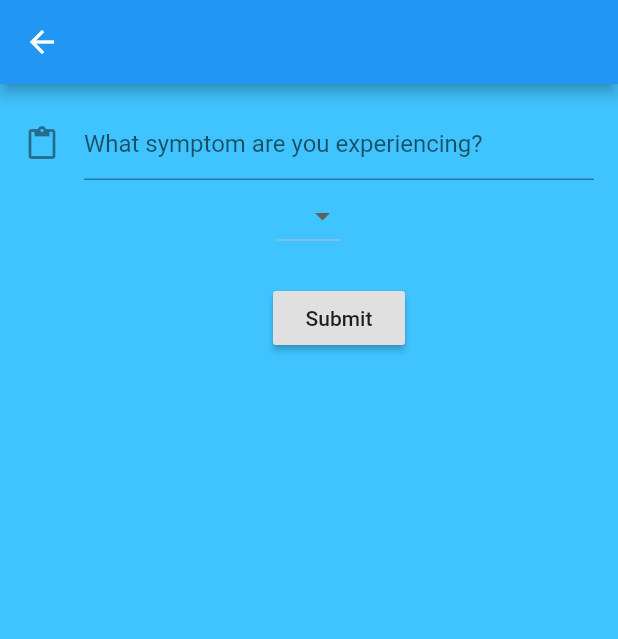
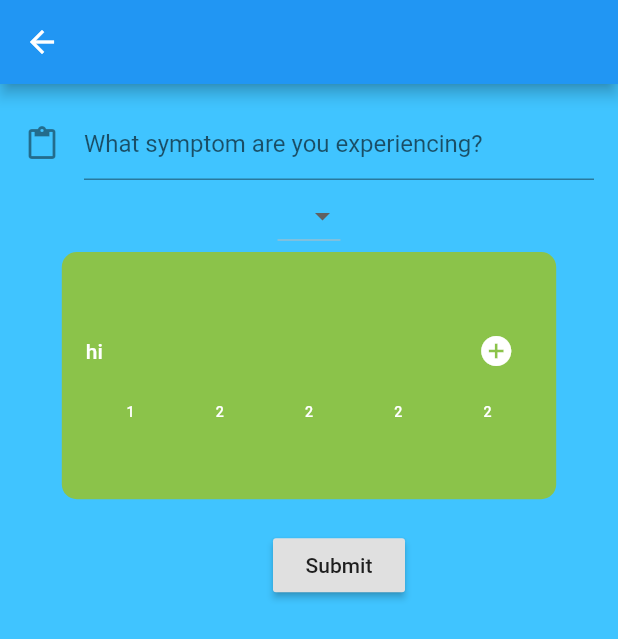
Before and after one commit to RaiMunoz/Cancer_patient_symptom_app, a Flutter app: the diary_symptoms screen opened directly, after a tap on "Submit", on a phone screen of 412 x 824 dp. Shown: the top 639 px of the screen. Run offline on Flutter 3.47's test engine with Material 2 defaults, Android fonts, the phone set to English and light mode, and no system bars; our stand-ins replace font_awesome_flutter, image_picker; missing offline and left inert: flutter_circular_chart; network calls fail.

Commit message:
Basic add symptom button without actual functionality, still need to work out sizing and visibility. Has old forms for database testing

```diff
--- a/vita/lib/pages/diary/add_information.dart
+++ b/vita/lib/pages/diary/add_information.dart
@@ -1,7 +1,7 @@
 import 'package:flutter/material.dart';
 import '../diary/add_diary_entry_widget.dart';
 import './diary_button.dart';
-import './diary_symptoms.dart';
+import 'symptoms/diary_symptoms.dart';
 
 
 class AddInformation extends StatelessWidget {
--- a/vita/lib/pages/diary/diary_symptoms.dart
+++ /dev/null
@@ -1,87 +0,0 @@
-import 'package:flutter/material.dart';
-import 'package:flutter/services.dart';
-import 'dart:async';
-import 'package:intl/intl.dart';
-
-import 'symptom_entry.dart';
-import 'contact_service_symptom.dart';
-
-
-// Inspired from https://codingwithjoe.com/building-forms-with-flutter/
-class diary_symptoms extends StatefulWidget {
-  diary_symptoms();
-
-  @override
-  _diary_symptoms createState() => new _diary_symptoms();
-}
-
-class _diary_symptoms extends State<diary_symptoms> {
-  final GlobalKey<ScaffoldState> scaffoldKey = new GlobalKey<ScaffoldState>();
-  final GlobalKey<FormState> formKey = new GlobalKey<FormState>();
-  List<int> severity_list = <int>[1, 2, 3, 4, 5, 6, 7, 8, 9, 10];
-  int severity = null;
-  symptom_entry entry = new symptom_entry();
-
- void submitForm() {
-    final FormState form = formKey.currentState;
-
-    form.save();
-    entry.time = DateTime.now();
-    var contactService = new ContactServiceSymptom();
-    contactService.createSymptomEntry(entry);
-    print('Created entry: \nSymptom name: ' + entry.symptom_name +
-        '\nSeverity: ' + entry.severity.toString() +
-        '\nTime: ' + DateFormat.yMd().add_jm().format(entry.time));
-  }
-
-  @override
-  Widget build(BuildContext context) {
-    return new Scaffold(
-      key: scaffoldKey,
-      appBar: AppBar(),
-      body:
-      new Form(
-        key: formKey,
-        child: new ListView(
-          padding: const EdgeInsets.symmetric(horizontal: 16.0, vertical: 16.0),
-          children: <Widget>[
-            new Column(
-              mainAxisAlignment: MainAxisAlignment.end,
-              children: <Widget>[
-                new TextFormField(
-                  decoration: const InputDecoration(
-                    icon: const Icon(Icons.content_paste),
-                    hintText: 'What symptom are you experiencing?',
-                  ),
-                  onSaved: (val) => entry.symptom_name = val,
-                ),
-                new DropdownButton<int>(
-                  value: severity,
-                  items: severity_list.map((int value) {
-                    return new DropdownMenuItem<int>(
-                      value: value,
-                      child: new Text(value.toString()),
-                    );
-                  }).toList(),
-                  onChanged: (val) {
-                    setState(() {
-                      entry.severity = val;
-                      severity = val;
-                    });
-                  }
-                ),
-                new Container(
-                  padding: EdgeInsets.only(left: 40.0, top: 20.0),
-                  child: new RaisedButton(
-                    child: const Text('Submit'),
-                    onPressed: submitForm,
-                  )
-                ),
-              ],
-            ),
-          ]
-        ),
-      ),
-    );
-  }
-}
--- /dev/null
+++ b/vita/lib/pages/diary/symptoms/diary_symptoms.dart
@@ -0,0 +1,95 @@
+import 'package:flutter/material.dart';
+import 'package:flutter/services.dart';
+import 'dart:async';
+import 'package:intl/intl.dart';
+
+import 'symptom_button.dart';
+import 'symptom_entry.dart';
+import 'contact_service_symptom.dart';
+
+
+// Inspired from https://codingwithjoe.com/building-forms-with-flutter/
+class diary_symptoms extends StatefulWidget {
+  diary_symptoms();
+
+  @override
+  _diary_symptoms createState() => new _diary_symptoms();
+}
+
+class _diary_symptoms extends State<diary_symptoms> {
+  final GlobalKey<ScaffoldState> scaffoldKey = new GlobalKey<ScaffoldState>();
+  final GlobalKey<FormState> formKey = new GlobalKey<FormState>();
+  List<int> severity_list = <int>[1, 2, 3, 4, 5, 6, 7, 8, 9, 10];
+  int severity = null;
+  symptom_entry entry = new symptom_entry();
+
+ void submitForm() {
+    final FormState form = formKey.currentState;
+
+    form.save();
+    entry.time = DateTime.now();
+    var contactService = new ContactServiceSymptom();
+    contactService.createSymptomEntry(entry);
+    print('Created entry: \nSymptom name: ' + entry.symptom_name +
+        '\nSeverity: ' + entry.severity.toString() +
+        '\nTime: ' + DateFormat.yMd().add_jm().format(entry.time));
+  }
+
+  @override
+  Widget build(BuildContext context) {
+    return new Scaffold(
+      key: scaffoldKey,
+      appBar: AppBar(),
+      body:
+      new Form(
+        key: formKey,
+        child: new Container(
+          width: 500.0,
+          child: new ListView(
+            padding: const EdgeInsets.symmetric(horizontal: 16.0, vertical: 16.0),
+            children: <Widget>[
+              new Column(
+                mainAxisAlignment: MainAxisAlignment.end,
+                children: <Widget>[
+                  new TextFormField(
+                    decoration: const InputDecoration(
+                      icon: const Icon(Icons.content_paste),
+                      hintText: 'What symptom are you experiencing?',
+                    ),
+                    onSaved: (val) => entry.symptom_name = val,
+                  ),
+                  new DropdownButton<int>(
+                    value: severity,
+                    items: severity_list.map((int value) {
+                      return new DropdownMenuItem<int>(
+                        value: value,
+                        child: new Text(value.toString()),
+                      );
+                    }).toList(),
+                    onChanged: (val) {
+                      setState(() {
+                        entry.severity = val;
+                        severity = val;
+                      });
+                    }
+                  ),
+                  new symptom_button(
+                    title: 'hi',
+                    severity: severity,
+                  ),
+                  new Container(
+                    padding: EdgeInsets.only(left: 40.0, top: 20.0),
+                    child: new RaisedButton(
+                      child: const Text('Submit'),
+                      onPressed: submitForm,
+                    )
+                  ),
+                ],
+              ),
+            ]
+          ),
+        ),
+      ),
+    );
+  }
+}
--- /dev/null
+++ b/vita/lib/pages/diary/symptoms/symptom_button.dart
@@ -0,0 +1,83 @@
+import 'package:flutter/material.dart';
+
+class symptom_button extends StatefulWidget {
+  final String title;
+  final int severity;
+
+  const symptom_button({Key key, this.title, this.severity}): super(key: key);
+
+  @override
+  _symptom_button createState() => new _symptom_button();
+}
+
+class symptom_rating_button extends StatelessWidget {
+  final int rating;
+  symptom_rating_button(this.rating);
+
+  @override
+  Widget build(BuildContext context) {
+    return new FlatButton(
+      child: Text(
+        rating.toString(),
+        style: TextStyle(color: Colors.white),
+      ),
+      shape: CircleBorder(),
+      onPressed: () {},
+    );
+  }
+}
+
+class _symptom_button extends State<symptom_button> {
+
+  @override
+  Widget build(BuildContext context) {
+    return Container (
+      width: MediaQuery.of(context).size.width * 0.8,
+      height: MediaQuery.of(context).size.height * 0.2,
+      child: FlatButton(
+        child: Container (
+          width: MediaQuery.of(context).size.width,
+          child: Column(
+            crossAxisAlignment: CrossAxisAlignment.center,
+            mainAxisAlignment: MainAxisAlignment.center,
+            children: <Widget> [
+              Row(
+                children: <Widget>[
+                  Expanded(
+                    child: Text(
+                      widget.title,
+                      style: TextStyle(color: Colors.white)
+                    ),
+                  ),
+                  IconButton(
+                    icon: Icon(
+                      Icons.add_circle,
+                      color: Colors.white,
+                    ),
+                    onPressed: () {},
+                  ),
+                ],
+              ),
+              FittedBox(
+                child: Visibility(
+                  child: Row(
+                    children: <Widget>[
+                      symptom_rating_button(1),
+                      symptom_rating_button(2),
+                      symptom_rating_button(2),
+                      symptom_rating_button(2),
+                      symptom_rating_button(2),
+                    ],
+                  ),
+                ),
+              ),
+            ],
+          ),
+        ),
+        shape: RoundedRectangleBorder(borderRadius: BorderRadius.circular(10.0)),
+        color: Colors.lightGreen,
+        onPressed: (){},
+      ),
+    );
+  }
+}
```
Also changed, not shown: vita/lib/pages/diary/symptoms/contact_service_symptom.dart (renamed from vita/lib/pages/diary/contact_service_symptom.dart), vita/lib/pages/diary/symptoms/symptom_entry.dart (renamed from vita/lib/pages/diary/symptom_entry.dart).
